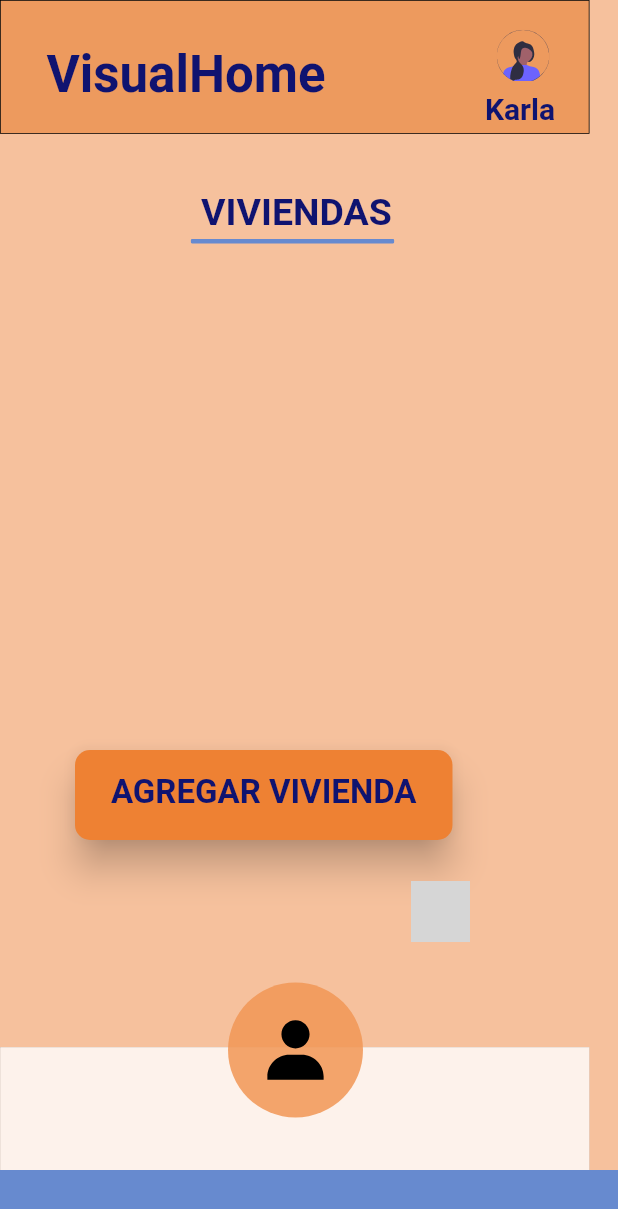
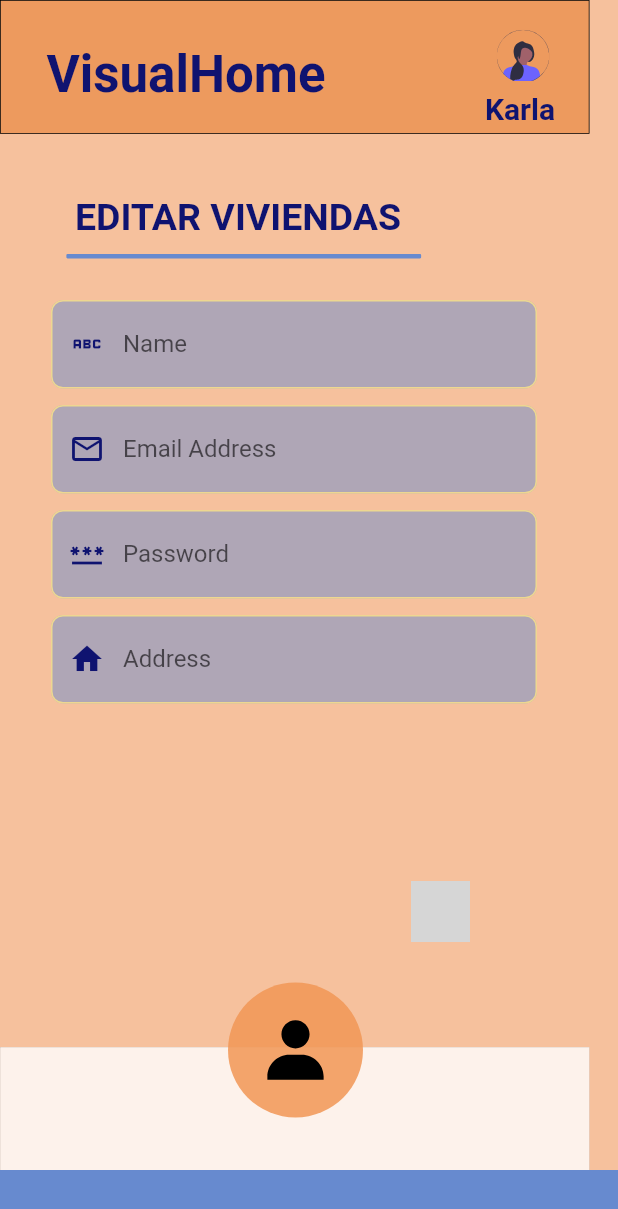
Before and after one commit to Rubenamesaf/VisualHome, a Flutter app: the screen it shows after launch, after a tap on "AGREGAR VIVIENDA", on a phone screen of 412 x 824 dp. Shown: the top 1209 px of the screen. Run offline on Flutter 3.47's test engine with Material 2 defaults, Android fonts, the phone set to English and light mode, and no system bars; our stand-ins replace firebase_auth, firebase_core, flutter_svg, get, hexcolor, logger; accounts and stored records are empty; network calls fail; Roboto replaces fonts that are missing (Inria Sans, Outfit); grey boxes are pictures that could not be loaded.

Commit message:
desing crud admin

```diff
--- /dev/null
+++ b/lib/view/editHomeAdmin.dart
@@ -0,0 +1,340 @@
+import 'package:flutter/material.dart';
+import 'package:login_v1/utils/global.colors.dart';
+import 'package:login_v1/view/widgets/admin_principal.dart';
+
+class editHomeAdmin extends StatelessWidget {
+  editHomeAdmin({Key? key}) : super(key: key);
+  final TextEditingController emailController = TextEditingController();
+  final TextEditingController passwordController = TextEditingController();
+
+  @override
+  Widget build(BuildContext context) {
+    return Scaffold(
+      backgroundColor: GlobalColors.azulColor,
+      body: Center(
+        child: Stack(
+          children: [
+            AdminPrincipal(),
+            const Positioned(
+              left: 50,
+              top: 135,
+              child: SizedBox(
+                width: 600,
+                height: 380,
+                child: Text(
+                  'EDITAR VIVIENDAS',
+                  style: TextStyle(
+                    color: Color(0xFF0F1370),
+                    fontSize: 25,
+                    fontFamily: 'Inria Sans',
+                    fontWeight: FontWeight.w700,
+                    height: 0.9,
+                  ),
+                ),
+              ),
+            ),
+            Positioned(
+              left: 45,
+              top: 170,
+              child: Container(
+                width: 235,
+                decoration: const ShapeDecoration(
+                  color: GlobalColors.azulColor,
+                  shape: RoundedRectangleBorder(
+                    side: BorderSide(
+                      width: 1.50,
+                      strokeAlign: BorderSide.strokeAlignCenter,
+                      color: GlobalColors.azulColor,
+                    ),
+                  ),
+                ),
+              ),
+            ),
+            //inicio formulario
+            //nombre
+            Positioned(
+              left: 10,
+              right: 30,
+              top: 200,
+              child: Padding(
+                  padding: const EdgeInsetsDirectional.fromSTEB(24, 0, 24, 0),
+                  child: Column(
+                    mainAxisSize: MainAxisSize.max,
+                    children: [
+                      TextFormField(
+                        //controller: emailController,
+                        //textInputType: TextInputType.emailAddress,
+                        //controller: _model.emailTextController,
+                        obscureText: false,
+                        decoration: InputDecoration(
+                          labelText: 'Name',
+                          hintText: 'Your Name...',
+                          hintStyle: const TextStyle(
+                            fontFamily: 'Outfit',
+                            color: Color(0x9AFFFFFF),
+                          ),
+                          enabledBorder: OutlineInputBorder(
+                            borderSide: const BorderSide(
+                              color: GlobalColors.amarilloColor,
+                              width: 1,
+                            ),
+                            borderRadius: BorderRadius.circular(8),
+                          ),
+                          focusedBorder: OutlineInputBorder(
+                            borderSide: BorderSide(
+                              color: GlobalColors.blancoColor,
+                              width: 1,
+                            ),
+                            borderRadius: BorderRadius.circular(8),
+                          ),
+                          errorBorder: OutlineInputBorder(
+                            borderSide: BorderSide(
+                              color: GlobalColors.blancoColor,
+                              width: 1,
+                            ),
+                            borderRadius: BorderRadius.circular(8),
+                          ),
+                          focusedErrorBorder: OutlineInputBorder(
+                            borderSide: BorderSide(
+                              color: GlobalColors.moradoColor,
+                              width: 1,
+                            ),
+                            borderRadius: BorderRadius.circular(8),
+                          ),
+                          filled: true,
+                          fillColor: const Color.fromARGB(126, 103, 138, 207),
+                          prefixIcon: const Icon(
+                            Icons.abc,
+                            color: GlobalColors.logoazulColor,
+                          ),
+                        ),
+                        style: TextStyle(
+                            fontSize: 16,
+                            fontWeight: FontWeight.normal,
+                            color: GlobalColors.textColor,
+                            fontFamily: 'Outfit'),
+                        keyboardType: TextInputType.name,
+                        //validator: _model.emailTextControllerValidator
+                        //    .asValidator(context),
+                      ),
+                    ],
+                  )),
+            ),
+            //fin nombre
+            // email
+            Positioned(
+              left: 10,
+              right: 30,
+              top: 270,
+              child: Padding(
+                  padding: const EdgeInsetsDirectional.fromSTEB(24, 0, 24, 0),
+                  child: Column(
+                    mainAxisSize: MainAxisSize.max,
+                    children: [
+                      TextFormField(
+                        controller: emailController,
+                        //textInputType: TextInputType.emailAddress,
+                        //controller: _model.emailTextController,
+                        obscureText: false,
+                        decoration: InputDecoration(
+                          labelText: 'Email Address',
+                          hintText: 'Your email...',
+                          hintStyle: const TextStyle(
+                            fontFamily: 'Outfit',
+                            color: Color(0x9AFFFFFF),
+                          ),
+                          enabledBorder: OutlineInputBorder(
+                            borderSide: const BorderSide(
+                              color: GlobalColors.amarilloColor,
+                              width: 1,
+                            ),
+                            borderRadius: BorderRadius.circular(8),
+                          ),
+                          focusedBorder: OutlineInputBorder(
+                            borderSide: BorderSide(
+                              color: GlobalColors.blancoColor,
+                              width: 1,
+                            ),
+                            borderRadius: BorderRadius.circular(8),
+                          ),
+                          errorBorder: OutlineInputBorder(
+                            borderSide: BorderSide(
+                              color: GlobalColors.blancoColor,
+                              width: 1,
+                            ),
+                            borderRadius: BorderRadius.circular(8),
+                          ),
+                          focusedErrorBorder: OutlineInputBorder(
+                            borderSide: BorderSide(
+                              color: GlobalColors.moradoColor,
+                              width: 1,
+                            ),
+                            borderRadius: BorderRadius.circular(8),
+                          ),
+                          filled: true,
+                          fillColor: const Color.fromARGB(126, 103, 138, 207),
+                          prefixIcon: const Icon(
+                            Icons.email_outlined,
+                            color: GlobalColors.logoazulColor,
+                          ),
+                        ),
+                        style: TextStyle(
+                            fontSize: 16,
+                            fontWeight: FontWeight.normal,
+                            color: GlobalColors.textColor,
+                            fontFamily: 'Outfit'),
+                        keyboardType: TextInputType.emailAddress,
+                        //validator: _model.emailTextControllerValidator
+                        //    .asValidator(context),
+                      ),
+                    ],
+                  )),
+            ),
+            // fin email
+            //password
+            Positioned(
+              left: 10,
+              right: 30,
+              top: 340,
+              child: Padding(
+                  padding: const EdgeInsetsDirectional.fromSTEB(24, 0, 24, 0),
+                  child: Column(
+                    mainAxisSize: MainAxisSize.max,
+                    children: [
+                      TextFormField(
+                        controller: passwordController,
+                        //textInputType: TextInputType.emailAddress,
+                        //controller: _model.emailTextController,
+                        obscureText: false,
+                        decoration: InputDecoration(
+                          labelText: 'Password',
+                          hintText: 'Enter your password here...',
+                          hintStyle: const TextStyle(
+                            fontFamily: 'Outfit',
+                            color: Color(0x9AFFFFFF),
+                          ),
+                          enabledBorder: OutlineInputBorder(
+                            borderSide: const BorderSide(
+                              color: GlobalColors.amarilloColor,
+                              width: 1,
+                            ),
+                            borderRadius: BorderRadius.circular(8),
+                          ),
+                          focusedBorder: OutlineInputBorder(
+                            borderSide: BorderSide(
+                              color: GlobalColors.blancoColor,
+                              width: 1,
+                            ),
+                            borderRadius: BorderRadius.circular(8),
+                          ),
+                          errorBorder: OutlineInputBorder(
+                            borderSide: BorderSide(
+                              color: GlobalColors.blancoColor,
+                              width: 1,
+                            ),
+                            borderRadius: BorderRadius.circular(8),
+                          ),
+                          focusedErrorBorder: OutlineInputBorder(
+                            borderSide: BorderSide(
+                              color: GlobalColors.moradoColor,
+                              width: 1,
+                            ),
+                            borderRadius: BorderRadius.circular(8),
+                          ),
+                          filled: true,
+                          fillColor: const Color.fromARGB(126, 103, 138, 207),
+                          prefixIcon: const Icon(
+                            Icons.password,
+                            color: GlobalColors.logoazulColor,
+                          ),
+                        ),
+                        style: TextStyle(
+                            fontSize: 16,
+                            fontWeight: FontWeight.normal,
+                            color: GlobalColors.textColor,
+                            fontFamily: 'Outfit'),
+                        keyboardType: TextInputType.visiblePassword,
+                        //validator: _model.emailTextControllerValidator
+                        //    .asValidator(context),
+                      ),
+                    ],
+                  )),
+            ),
+            //fin password
+            // direccion
+            Positioned(
+              left: 10,
+              right: 30,
+              top: 410,
+              child: Padding(
+                  padding: const EdgeInsetsDirectional.fromSTEB(24, 0, 24, 0),
+                  child: Column(
+                    mainAxisSize: MainAxisSize.max,
+                    children: [
+                      TextFormField(
+                        //controller: emailController,
+                        //textInputType: TextInputType.emailAddress,
+                        //controller: _model.emailTextController,
+                        obscureText: false,
+                        decoration: InputDecoration(
+                          labelText: 'Address',
+                          hintText: 'Your Adress...',
+                          hintStyle: const TextStyle(
+                            fontFamily: 'Outfit',
+                            color: Color(0x9AFFFFFF),
+                          ),
+                          enabledBorder: OutlineInputBorder(
+                            borderSide: const BorderSide(
+                              color: GlobalColors.amarilloColor,
+                              width: 1,
+                            ),
+                            borderRadius: BorderRadius.circular(8),
+                          ),
+                          focusedBorder: OutlineInputBorder(
+                            borderSide: BorderSide(
+                              color: GlobalColors.blancoColor,
+                              width: 1,
+                            ),
+                            borderRadius: BorderRadius.circular(8),
+                          ),
+                          errorBorder: OutlineInputBorder(
+                            borderSide: BorderSide(
+                              color: GlobalColors.blancoColor,
+                              width: 1,
+                            ),
+                            borderRadius: BorderRadius.circular(8),
+                          ),
+                          focusedErrorBorder: OutlineInputBorder(
+                            borderSide: BorderSide(
+                              color: GlobalColors.moradoColor,
+                              width: 1,
+                            ),
+                            borderRadius: BorderRadius.circular(8),
+                          ),
+                          filled: true,
+                          fillColor: const Color.fromARGB(126, 103, 138, 207),
+                          prefixIcon: const Icon(
+                            Icons.home,
+                            color: GlobalColors.logoazulColor,
+                          ),
+                        ),
+                        style: TextStyle(
+                            fontSize: 16,
+                            fontWeight: FontWeight.normal,
+                            color: GlobalColors.textColor,
+                            fontFamily: 'Outfit'),
+                        keyboardType: TextInputType.streetAddress,
+                        //validator: _model.emailTextControllerValidator
+                        //    .asValidator(context),
+                      ),
+                    ],
+                  )),
+            ),
+            //fin direccion
+            // fin de formulario
+          ],
+        ),
+      ),
+    );
+  }
+}
--- a/lib/view/homeAdmin.view.dart
+++ b/lib/view/homeAdmin.view.dart
@@ -1,6 +1,8 @@
 import 'package:flutter/material.dart';
 import 'package:login_v1/utils/global.colors.dart';
 import 'package:login_v1/view/widgets/admin_principal.dart';
+import 'package:login_v1/view/editHomeAdmin.dart';
+import 'package:get/get.dart';
 
 class HomeAdminPage extends StatelessWidget {
   const HomeAdminPage({Key? key}) : super(key: key);
@@ -10,8 +12,96 @@ class HomeAdminPage extends StatelessWidget {
     return Scaffold(
       backgroundColor: GlobalColors.azulColor,
       body: Center(
-        child: AdminPrincipal(),
-      ),
+          child: Stack(
+        children: [
+          AdminPrincipal(),
+          const Positioned(
+            left: 134,
+            top: 135,
+            child: SizedBox(
+              width: 132,
+              height: 38,
+              child: Text(
+                'VIVIENDAS',
+                style: TextStyle(
+                  color: Color(0xFF0F1370),
+                  fontSize: 25,
+                  fontFamily: 'Inria Sans',
+                  fontWeight: FontWeight.w700,
+                  height: 0.76,
+                ),
+              ),
+            ),
+          ),
+          Positioned(
+            left: 128,
+            top: 160,
+            child: Container(
+              width: 134,
+              decoration: const ShapeDecoration(
+                color: GlobalColors.azulColor,
+                shape: RoundedRectangleBorder(
+                  side: BorderSide(
+                    width: 1.50,
+                    strokeAlign: BorderSide.strokeAlignCenter,
+                    color: GlobalColors.azulColor,
+                  ),
+                ),
+              ),
+            ),
+          ),
+
+          Container(
+            child: ListView(
+              children: <Widget>[
+                ListTile(
+                  title: Text("Vivienda 1"),
+                ),
+              ],
+            ),
+          ),
+          // BOTON AGREGAR
+          Positioned(
+            left: 50,
+            top: 500,
+            child: ElevatedButton(
+              onPressed: () {
+                // ignore: avoid_print
+                print('Button pressed ...');
+                Get.to(editHomeAdmin());
+              },
+              style: ButtonStyle(
+                minimumSize: MaterialStateProperty.all(const Size(150, 60)),
+                padding: MaterialStateProperty.all(
+                    const EdgeInsetsDirectional.fromSTEB(24, 0, 24, 0)),
+                backgroundColor:
+                    MaterialStateProperty.all(GlobalColors.naranjaFUERTE),
+                textStyle: MaterialStateProperty.all(const TextStyle(
+                  fontWeight: FontWeight.w600,
+                )),
+                elevation: MaterialStateProperty.all(10),
+                shape: MaterialStateProperty.all(
+                  RoundedRectangleBorder(
+                    borderRadius: BorderRadius.circular(10),
+                  ),
+                ),
+              ),
+              child: const Text(
+                'AGREGAR VIVIENDA',
+                textAlign: TextAlign.center,
+                style: TextStyle(
+                  color: Color(0xFF0F1370),
+                  fontSize: 22,
+                  fontFamily: 'Inria Sans',
+                  fontWeight: FontWeight.w700,
+                  height: 0.86,
+                ),
+              ),
+            ),
+          ),
+          // FIN BOTON AGREGAR
+        ],
+      )),
     );
   }
 }
--- a/lib/view/widgets/admin_principal.dart
+++ b/lib/view/widgets/admin_principal.dart
@@ -3,6 +3,7 @@ import 'package:get/get.dart';
 import 'package:login_v1/utils/global.colors.dart';
 //import 'package:login_v1/view/homeAdmin.view.dart';
 import 'package:flutter_svg/flutter_svg.dart';
+//import 'package:login_v1/view/editHomeAdmin.dart';
 
 class AdminPrincipal extends StatelessWidget {
   // final List<Vivienda> viviendas;
@@ -70,41 +71,7 @@ class AdminPrincipal extends StatelessWidget {
                   ),
                 ),
               ),
-              const Positioned(
-                left: 134,
-                top: 135,
-                child: SizedBox(
-                  width: 132,
-                  height: 38,
-                  child: Text(
-                    'VIVIENDAS',
-                    style: TextStyle(
-                      color: Color(0xFF0F1370),
-                      fontSize: 25,
-                      fontFamily: 'Inria Sans',
-                      fontWeight: FontWeight.w700,
-                      height: 0.76,
-                    ),
-                  ),
-                ),
-              ),
-              Positioned(
-                left: 128,
-                top: 160,
-                child: Container(
-                  width: 134,
-                  decoration: const ShapeDecoration(
-                    color: GlobalColors.azulColor,
-                    shape: RoundedRectangleBorder(
-                      side: BorderSide(
-                        width: 1.50,
-                        strokeAlign: BorderSide.strokeAlignCenter,
-                        color: GlobalColors.azulColor,
-                      ),
-                    ),
-                  ),
-                ),
-              ),
+              // aqui va VIVIENDAS
               Positioned(
                 left: 152,
                 top: 655,
@@ -177,46 +144,6 @@ class AdminPrincipal extends StatelessWidget {
                   ),
                 ),
               ),
-              // BOTON AGREGAR
-              Positioned(
-                left: 50,
-                top: 500,
-                child: ElevatedButton(
-                  onPressed: () {
-                    // ignore: avoid_print
-                    print('Button pressed ...');
-                    //  Get.to(LoginView());
-                  },
-                  style: ButtonStyle(
-                    minimumSize: MaterialStateProperty.all(const Size(150, 60)),
-                    padding: MaterialStateProperty.all(
-                        const EdgeInsetsDirectional.fromSTEB(24, 0, 24, 0)),
-                    backgroundColor:
-                        MaterialStateProperty.all(GlobalColors.naranjaFUERTE),
-                    textStyle: MaterialStateProperty.all(const TextStyle(
-                      fontWeight: FontWeight.w600,
-                    )),
-                    elevation: MaterialStateProperty.all(10),
-                    shape: MaterialStateProperty.all(
-                      RoundedRectangleBorder(
-                        borderRadius: BorderRadius.circular(10),
-                      ),
-                    ),
-                  ),
-                  child: const Text(
-                    'AGREGAR VIVIENDA',
-                    textAlign: TextAlign.center,
-                    style: TextStyle(
-                      color: Color(0xFF0F1370),
-                      fontSize: 22,
-                      fontFamily: 'Inria Sans',
-                      fontWeight: FontWeight.w700,
-                      height: 0.86,
-                    ),
-                  ),
-                ),
-              ),
-              // FIN BOTON AGREGAR
               Positioned(
                 left: 274,
                 top: 587,
```
